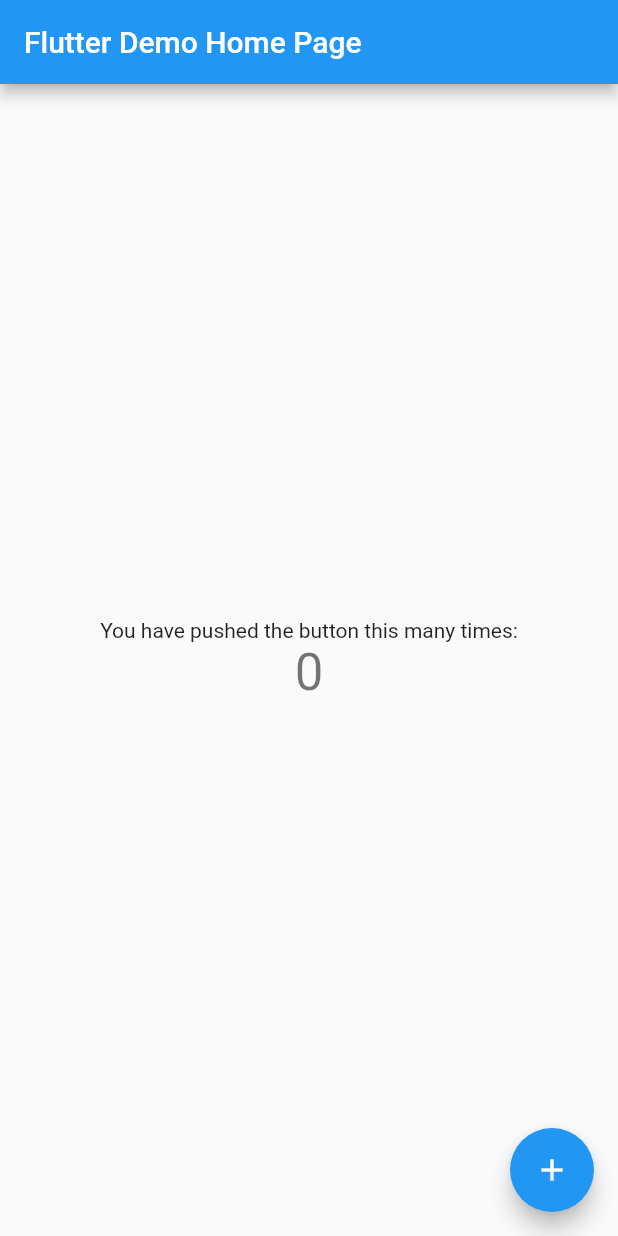
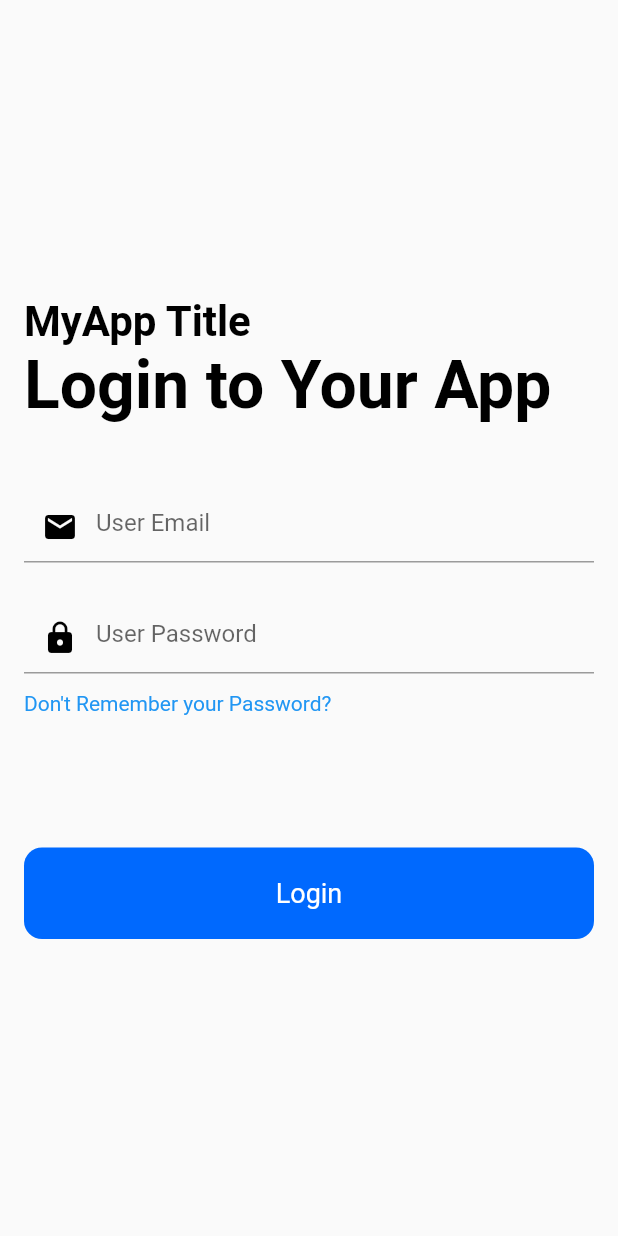
Before and after one commit to ericplanes/prmb-flutter-weather, a Flutter app: the screen it shows after launch, on a phone screen of 412 x 824 dp. Run offline on Flutter 3.47's test engine with Material 2 defaults, Android fonts, the phone set to English and light mode, and no system bars; our stand-ins replace firebase_core; accounts and stored records are empty.

Commit message:
Feature: Login UI done.

```diff
--- a/lib/main.dart
+++ b/lib/main.dart
@@ -10,16 +10,114 @@ Future main() async {
 class MyApp extends StatelessWidget {
   const MyApp({Key? key}) : super(key: key);
 
-  // This widget is the root of your application.
   @override
   Widget build(BuildContext context) {
     return MaterialApp(
-      title: 'Flutter Demo',
-      theme: ThemeData(
-        primarySwatch: Colors.blue,
-      ),
-      home: const MyHomePage(title: 'Flutter Demo Home Page'),
+      home: HomePage(),
     );
+  }
+}
+
+class HomePage extends StatefulWidget {
+  const HomePage({Key? key}) : super(key: key);
+
+  @override
+  State<HomePage> createState() => _HomePageState();
+}
+
+class _HomePageState extends State<HomePage> {
+  @override
+  Widget build(BuildContext context) {
+    return Scaffold(
+      body: LoginScreen(),
+    );
+  }
+}
+
+class LoginScreen extends StatefulWidget {
+  const LoginScreen({Key? key}) : super(key: key);
+
+  @override
+  State<LoginScreen> createState() => _LoginScreenState();
+}
+
+class _LoginScreenState extends State<LoginScreen> {
+  @override
+  Widget build(BuildContext context) {
+    return Padding(
+      padding: const EdgeInsets.all(16.0),
+      child: Column(
+        mainAxisAlignment: MainAxisAlignment.center,
+        crossAxisAlignment: CrossAxisAlignment.start,
+        children: [
+          const Text(
+            "MyApp Title",
+            style: TextStyle(
+              color: Colors.black,
+              fontSize: 28.0,
+              fontWeight: FontWeight.bold,
+            ), // TextStyle
+          ), //Text
+          const Text(
+            "Login to Your App",
+            style: TextStyle(
+              color: Colors.black,
+              fontSize: 44.0,
+              fontWeight: FontWeight.bold,
+            ), // TextStyle
+          ), // Text
+          const SizedBox(
+            height: 44.0,
+          ), // SizedBox
+          const TextField(
+            keyboardType: TextInputType.emailAddress,
+            decoration: const InputDecoration(
+              hintText: "User Email",
+              prefixIcon: Icon(Icons.mail, color: Colors.black),
+            ), // InputDecoration
+          ), // TextField
+          const SizedBox(
+            height: 26.0,
+          ), // SizedBox
+          const TextField(
+            obscureText: true,
+            decoration: const InputDecoration(
+              hintText: "User Password",
+              prefixIcon: Icon(Icons.lock, color: Colors.black),
+            ), // Input Decoration
+          ), // TextField
+          const SizedBox(
+            height: 12.0,
+          ), // SizedBox
+          const Text(
+            "Don't Remember your Password?",
+            style: TextStyle(color: Colors.blue),
+          ), //Text
+          const SizedBox(
+            height: 88.0,
+          ), // SizedBox
+          Container(
+            width: double.infinity,
+            child: RawMaterialButton(
+              fillColor: Color(0xFF0069FE),
+              elevation: 0.0,
+              padding: EdgeInsets.symmetric(vertical: 20.0),
+              shape: RoundedRectangleBorder(
+                borderRadius: BorderRadius.circular(12.0),
+              ), // RoundedRectangleBorder
+              onPressed: () {},
+              child: Text(
+                "Login",
+                style: TextStyle(
+                  color: Colors.white,
+                  fontSize: 18.0,
+                ), // TextStyle
+              ), // Text
+            ), // RawMaterialButton
+          ), // Container
+        ],
+      ), // Column
+    ); // Padding
   }
 }
 
```
